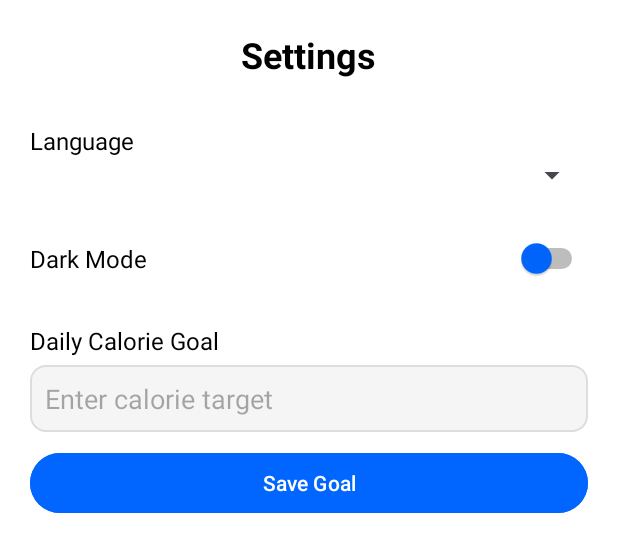
After one commit to MelvinSeilane02/Healthify, an Android app: the layout activity_settings.xml on its own in the app's theme, with its tools: preview values and no code run, on a phone screen of 412 x 824 dp. The commit adds this screen. Shown: the top 552 px of the screen. Run offline under Robolectric (Android 15) with nearby library versions, the phone set to English and light mode, and no system bars.

Commit message:
Initial commit

```diff
--- /dev/null
+++ b/app/src/main/res/drawable/rounded_input_bg.xml
@@ -0,0 +1,5 @@
+<shape xmlns:android="http://schemas.android.com/apk/res/android" android:shape="rectangle">
+    <solid android:color="#F5F5F5" />
+    <corners android:radius="10dp" />
+    <stroke android:color="#DDDDDD" android:width="1dp" />
+</shape>
--- /dev/null
+++ b/app/src/main/res/layout/activity_settings.xml
@@ -0,0 +1,110 @@
+<?xml version="1.0" encoding="utf-8"?>
+<ScrollView xmlns:android="http://schemas.android.com/apk/res/android"
+    xmlns:app="http://schemas.android.com/apk/res-auto"
+    xmlns:tools="http://schemas.android.com/tools"
+    android:background="@color/white"
+    android:padding="20dp"
+    android:layout_width="match_parent"
+    android:layout_height="match_parent">
+
+    <LinearLayout
+        android:orientation="vertical"
+        android:layout_width="match_parent"
+        android:layout_height="wrap_content"
+        android:gravity="center_horizontal">
+
+        <!-- Header -->
+        <TextView
+            android:text="Settings"
+            android:textSize="24sp"
+            android:textStyle="bold"
+            android:textColor="@color/black"
+            android:layout_marginBottom="20dp"
+            android:layout_width="wrap_content"
+            android:layout_height="wrap_content"/>
+
+        <!-- Language -->
+        <TextView
+            android:text="Language"
+            android:textColor="@color/black"
+            android:textSize="16sp"
+            android:layout_marginTop="10dp"
+            android:layout_width="match_parent"
+            android:layout_height="wrap_content" />
+
+        <Spinner
+            android:id="@+id/languageSpinner"
+            android:layout_width="match_parent"
+            android:layout_height="wrap_content"
+            android:entries="@array/languages"
+            android:layout_marginBottom="20dp"/>
+
+        <!-- Theme Toggle -->
+        <androidx.constraintlayout.widget.ConstraintLayout
+            android:layout_width="match_parent"
+            android:layout_height="wrap_content"
+            android:paddingVertical="10dp">
+
+            <TextView
+                android:id="@+id/tvDarkMode"
+                android:layout_width="wrap_content"
+                android:layout_height="wrap_content"
+                android:text="Dark Mode"
+                android:textColor="@color/black"
+                android:textSize="16sp"
+                app:layout_constraintBottom_toBottomOf="parent"
+                app:layout_constraintStart_toStartOf="parent"
+                app:layout_constraintTop_toTopOf="parent"
+                tools:layout_editor_absoluteY="9dp" />
+
+            <Switch
+                android:id="@+id/switchTheme"
+                android:layout_width="wrap_content"
+                android:layout_height="wrap_content"
+                android:thumbTint="@color/blue"
+                android:trackTint="@color/black"
+                app:layout_constraintEnd_toEndOf="parent"
+                app:layout_constraintTop_toTopOf="parent"
+                app:layout_constraintBottom_toBottomOf="parent" />
+
+        </androidx.constraintlayout.widget.ConstraintLayout>
+
+        <!-- Calorie Goal -->
+        <TextView
+            android:text="Daily Calorie Goal"
+            android:textColor="@color/black"
+            android:textSize="16sp"
+            android:layout_marginTop="20dp"
+            android:layout_width="match_parent"
+            android:layout_height="wrap_content"/>
+
+        <EditText
+            android:id="@+id/etCalorieGoal"
+            android:hint="Enter calorie target"
+            android:inputType="number"
+            android:layout_marginTop="5dp"
+            android:layout_width="match_parent"
+            android:layout_height="wrap_content"
+            android:background="@drawable/rounded_input_bg"
+            android:padding="10dp"/>
+
+        <Button
+            android:id="@+id/btnSaveGoal"
+            android:text="Save Goal"
+            android:backgroundTint="@color/blue"
+            android:textColor="@color/white"
+            android:layout_marginTop="10dp"
+            android:layout_width="match_parent"
+            android:layout_height="wrap_content"/>
+
+        <TextView
+            android:id="@+id/tvSavedStatus"
+            android:text=""
+            android:textColor="@color/blue"
+            android:textSize="14sp"
+            android:layout_marginTop="5dp"
+            android:layout_width="match_parent"
+            android:layout_height="wrap_content"/>
+
+    </LinearLayout>
+</ScrollView>
--- a/app/src/main/res/values/colors.xml
+++ b/app/src/main/res/values/colors.xml
@@ -2,4 +2,5 @@
 <resources>
     <color name="black">#FF000000</color>
     <color name="white">#FFFFFFFF</color>
+    <color name="blue">#0066FF</color>
 </resources>
```
Also changed, not shown: app/src/main/AndroidManifest.xml (+13 -3 lines), app/src/main/java/com/example/healthify/SettingsActivity.kt (added, +109 -0 lines).
